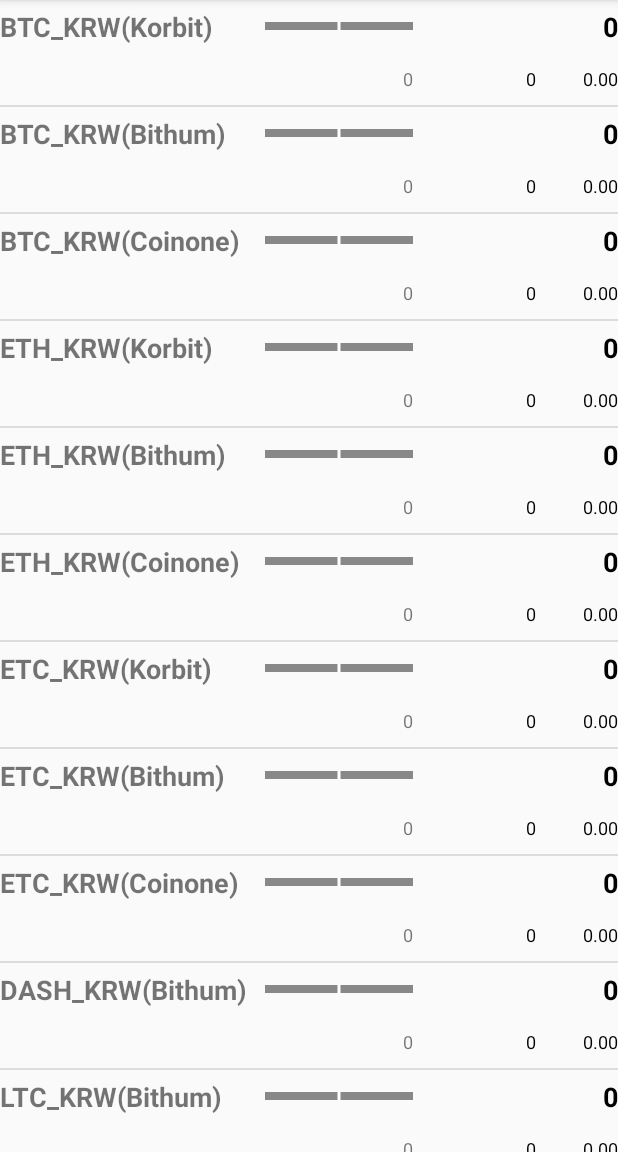
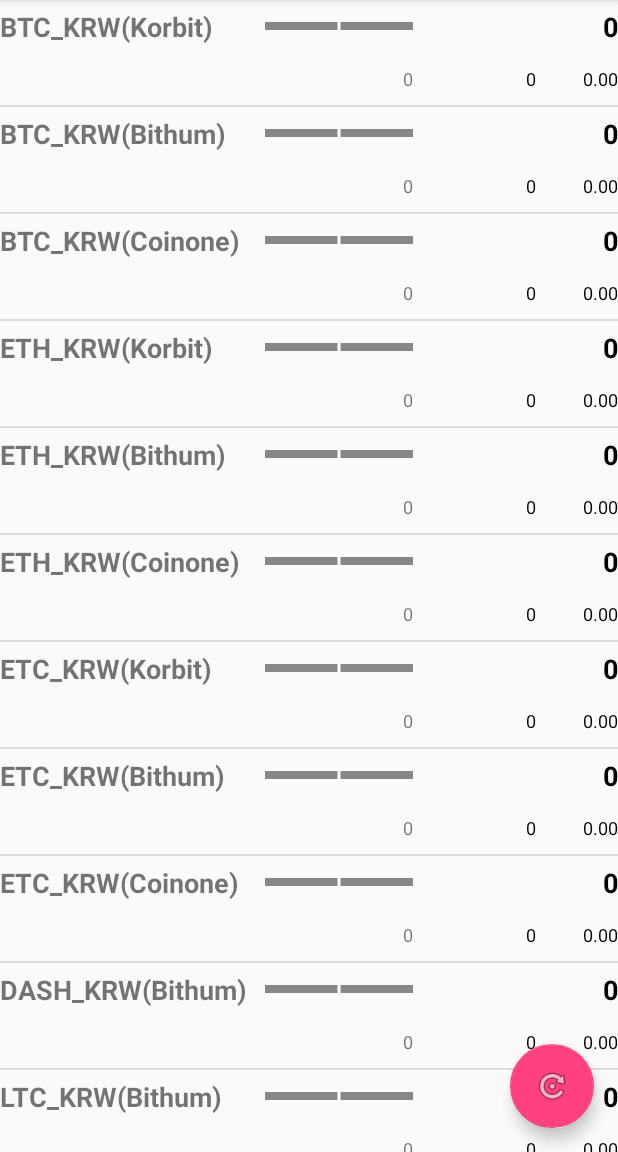
Before and after one commit to mechurak/MyCoinTong, an Android app: the screen it shows after launch (MainActivity), on a phone screen of 412 x 824 dp, the part 84-1236 px from its top. Run offline under Robolectric (Android 15) with nearby library versions, the phone set to English and light mode, and no system bars.

Commit message:
Add FloatingActionButton to refresh

```diff
--- a/app/src/main/java/com/shimnssso/mycointong/KoreaListFragment.java
+++ b/app/src/main/java/com/shimnssso/mycointong/KoreaListFragment.java
@@ -67,14 +67,7 @@
     @Override
     public View onCreateView(LayoutInflater inflater, ViewGroup container, Bundle savedInstanceState) {
         Log.i(TAG, "LifeCycle. onCreateView()");
-
-        BithumClient bithumClient = new BithumClient();
-        bithumClient.execute();
-        CoinoneClient coinoneClient = new CoinoneClient();
-        coinoneClient.execute();
-        KorbitClient korbitClient = new KorbitClient();
-        korbitClient.execute();
-
+        refresh();
         return super.onCreateView(inflater, container, savedInstanceState);
     }
 
@@ -155,4 +148,13 @@
                 break;
         }
     }
+
+    public static void refresh() {
+        BithumClient bithumClient = new BithumClient();
+        bithumClient.execute();
+        CoinoneClient coinoneClient = new CoinoneClient();
+        coinoneClient.execute();
+        KorbitClient korbitClient = new KorbitClient();
+        korbitClient.execute();
+    }
 }
--- a/app/src/main/java/com/shimnssso/mycointong/MainActivity.java
+++ b/app/src/main/java/com/shimnssso/mycointong/MainActivity.java
@@ -1,12 +1,14 @@
 package com.shimnssso.mycointong;
 
 import android.os.Bundle;
+import android.support.design.widget.FloatingActionButton;
 import android.support.v4.app.ListFragment;
 import android.support.v7.app.AppCompatActivity;
 import android.support.v7.widget.Toolbar;
 import android.util.Log;
 import android.view.Menu;
 import android.view.MenuItem;
+import android.view.View;
 
 import com.shimnssso.mycointong.data.CoinInfo;
 import com.shimnssso.mycointong.data.DbHelper;
@@ -43,6 +45,14 @@
         // Init fragment
         ListFragment koreaListFrgmt = (ListFragment) getSupportFragmentManager().findFragmentById(R.id.korea_list_fragment);
         koreaListFrgmt.setListAdapter(adapter);
+
+        FloatingActionButton fab = (FloatingActionButton) findViewById(R.id.fab);
+        fab.setOnClickListener(new View.OnClickListener() {
+            @Override
+            public void onClick(View view) {
+                KoreaListFragment.refresh();
+            }
+        });
     }
 
     @Override
--- a/app/src/main/res/layout/activity_main.xml
+++ b/app/src/main/res/layout/activity_main.xml
@@ -1,13 +1,10 @@
 <?xml version="1.0" encoding="utf-8"?>
-<LinearLayout xmlns:android="http://schemas.android.com/apk/res/android"
+<android.support.design.widget.CoordinatorLayout xmlns:android="http://schemas.android.com/apk/res/android"
     xmlns:app="http://schemas.android.com/apk/res-auto"
     xmlns:tools="http://schemas.android.com/tools"
     android:layout_width="match_parent"
     android:layout_height="match_parent"
-    android:orientation="vertical"
-    app:layout_behavior="@string/appbar_scrolling_view_behavior"
-    tools:context="com.shimnssso.mycointong.MainActivity"
-    tools:showIn="@layout/activity_main">
+    tools:context="com.shimnssso.mycointong.MainActivity">
 
     <android.support.design.widget.AppBarLayout
         android:layout_width="match_parent"
@@ -27,7 +24,16 @@
         android:id="@+id/korea_list_fragment"
         android:name="com.shimnssso.mycointong.KoreaListFragment"
         android:layout_width="match_parent"
+        android:layout_height="match_parent"
+        android:layout_marginTop="56dp"
+        tools:layout="@android:layout/list_content" />
+
+    <android.support.design.widget.FloatingActionButton
+        android:id="@+id/fab"
+        android:layout_width="wrap_content"
         android:layout_height="wrap_content"
-        tools:layout="@layout/activity_main" />
+        android:layout_gravity="bottom|end"
+        android:layout_margin="@dimen/fab_margin"
+        app:srcCompat="@android:drawable/ic_menu_rotate" />
 
-</LinearLayout>
+</android.support.design.widget.CoordinatorLayout>
```
